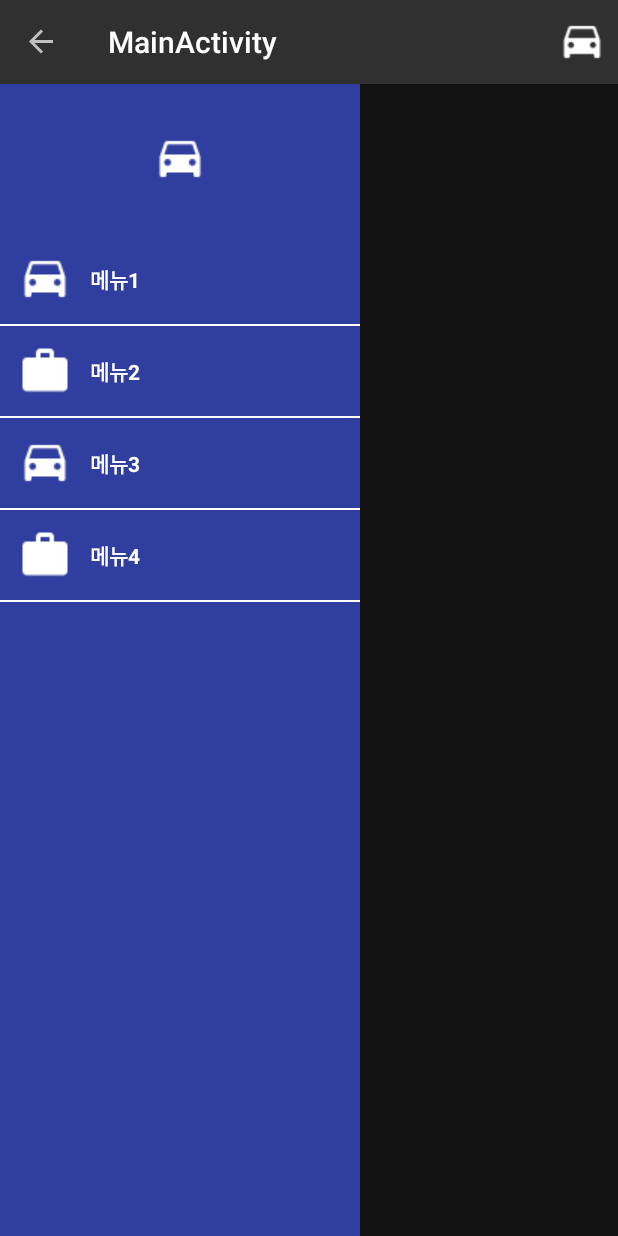
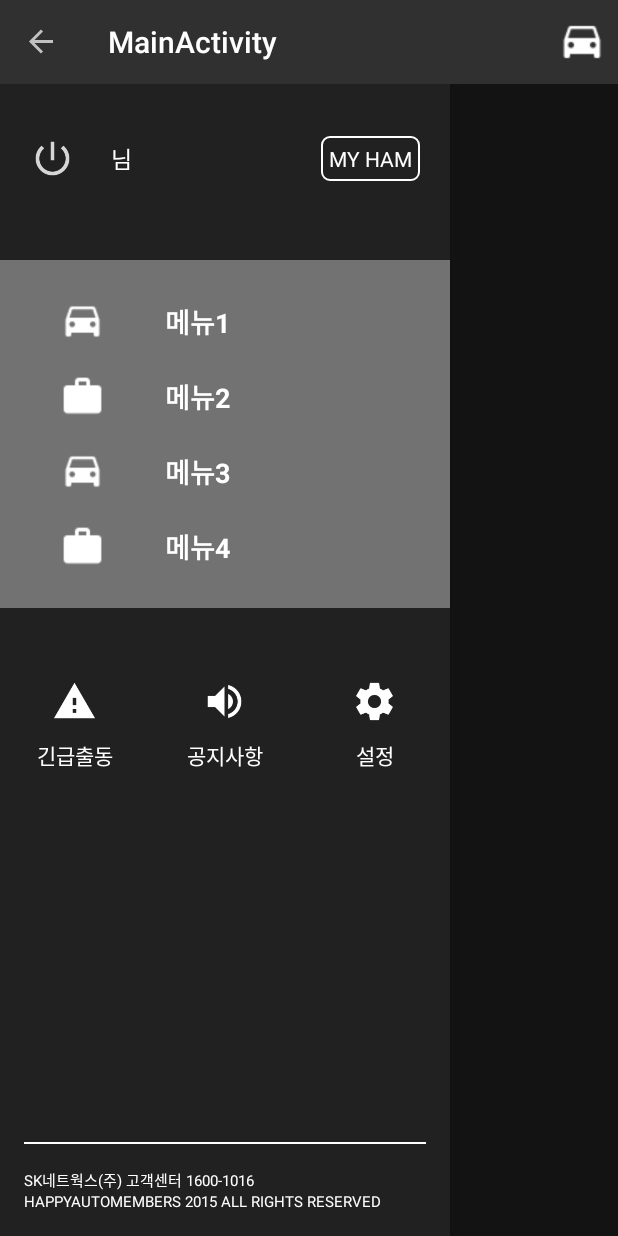
Before and after one commit to BungFish/test, an Android app: the screen it shows after launch (MainActivity), with the side drawer open, on a phone screen of 412 x 824 dp. Run offline under Robolectric (Android 15) with nearby library versions, the phone set to English and light mode, and no system bars.

Commit message:
dialog, recyclerview

```diff
--- /dev/null
+++ b/app/src/main/res/drawable/rectangle_border.xml
@@ -0,0 +1,25 @@
+<?xml version="1.0" encoding="utf-8"?>
+<shape
+    xmlns:android="http://schemas.android.com/apk/res/android"
+    android:shape="rectangle">
+
+    <!-- view border color and width -->
+    <stroke
+        android:width="1dp"
+        android:color="@color/icons" >
+    </stroke>
+
+    <!-- If you want to add some padding -->
+    <padding
+        android:left="4dp"
+        android:top="4dp"
+        android:right="4dp"
+        android:bottom="4dp"    >
+    </padding>
+
+    <!-- Here is the corner radius -->
+    <corners
+        android:radius="5dp"   >
+    </corners>
+
+</shape>
--- a/app/src/main/res/layout/custom_row.xml
+++ b/app/src/main/res/layout/custom_row.xml
@@ -14,9 +14,12 @@
 
         <ImageView
             android:id="@+id/listIcon"
-            android:layout_width="wrap_content"
-            android:layout_height="wrap_content"
-            android:padding="12dp"
+            android:layout_width="30dp"
+            android:layout_height="30dp"
+            android:layout_marginLeft="24dp"
+            android:layout_marginRight="40dp"
+            android:layout_marginTop="10dp"
+            android:layout_marginBottom="10dp"
             android:src="@drawable/ic_drive_eta_white_24dp"/>
 
         <TextView
@@ -24,14 +27,10 @@
             android:layout_width="wrap_content"
             android:layout_height="wrap_content"
             android:textColor="@color/icons"
+            android:textSize="18dp"
             android:textStyle="bold"
             android:text="Dummy Text" />
 
     </LinearLayout>
 
-    <LinearLayout
-        android:layout_width="match_parent"
-        android:layout_height="1dp"
-        android:background="@color/icons"></LinearLayout>
-
 </LinearLayout>
--- a/app/src/main/res/layout/fragment_navigation_drawer.xml
+++ b/app/src/main/res/layout/fragment_navigation_drawer.xml
@@ -1,17 +1,25 @@
-<RelativeLayout xmlns:android="http://schemas.android.com/apk/res/android"
+<LinearLayout xmlns:android="http://schemas.android.com/apk/res/android"
     xmlns:tools="http://schemas.android.com/tools"
     android:layout_width="@dimen/nav_drawer_width"
     android:layout_height="match_parent"
-    android:background="@color/primary_dark"
+    android:background="@color/primary_text"
     android:id="@+id/fragment_navigation_drawer"
+    android:orientation="vertical"
     tools:context="com.example.young_jin.fragments.NavigationDrawerFragment">
 
     <LinearLayout
         android:id="@+id/containerDrawerImage"
-        android:background="@color/primary_dark"
+        android:background="@color/primary_text"
         android:layout_width="match_parent"
         android:layout_height="100dp"
-        android:gravity="center">
+        android:gravity="center_vertical">
+
+        <ImageView
+            android:layout_width="30dp"
+            android:layout_height="30dp"
+            android:layout_margin="20dp"
+            android:tint="@color/red"
+            android:src="@drawable/ic_power_settings_new_white_24dp" />
 
         <TextView
             android:layout_width="wrap_content"
@@ -19,23 +27,173 @@
             android:text="admin"
             android:textColor="@color/icons"
             android:textSize="20dp"
-            android:gravity="center"
             android:id="@+id/username"/>
 
-        <ImageView
-            android:padding="10dp"
+        <TextView
             android:layout_width="wrap_content"
             android:layout_height="wrap_content"
-            android:src="@drawable/ic_drive_eta_white_24dp" />
+            android:text=" 님"
+            android:textSize="15dp"
+            android:textColor="@color/icons"
+            android:id="@+id/textView6" />
+
+        <LinearLayout
+            android:orientation="vertical"
+            android:layout_width="match_parent"
+            android:layout_height="match_parent"
+            android:gravity="center_vertical">
+
+            <TextView
+                android:layout_width="wrap_content"
+                android:layout_height="wrap_content"
+                android:text="MY HAM"
+                android:textColor="@color/icons"
+                android:layout_gravity="right"
+                android:padding="5dp"
+                android:layout_marginRight="20dp"
+                android:background="@drawable/rectangle_border"
+                android:id="@+id/textView7" />
+        </LinearLayout>
 
     </LinearLayout>
 
-    <android.support.v7.widget.RecyclerView
-        android:layout_below="@+id/containerDrawerImage"
-        android:id="@+id/drawerList"
+    <LinearLayout
+        android:orientation="vertical"
         android:layout_width="match_parent"
-        android:layout_height="wrap_content">
+        android:layout_gravity="center"
+        android:gravity="center"
+        android:layout_height="0dp"
+        android:layout_weight="0.4">
 
-    </android.support.v7.widget.RecyclerView>
+        <android.support.v7.widget.RecyclerView
+            android:background="@color/secondary_text"
+            android:layout_below="@+id/containerDrawerImage"
+            android:id="@+id/drawerList"
+            android:gravity="center"
+            android:layout_gravity="center"
+            android:layout_width="match_parent"
+            android:layout_height="wrap_content"
+            android:padding="16dp">
 
-</RelativeLayout>
+        </android.support.v7.widget.RecyclerView>
+    </LinearLayout>
+
+    <LinearLayout
+        android:layout_below="@+id/drawerList"
+        android:orientation="horizontal"
+        android:layout_width="match_parent"
+        android:layout_height="0dp"
+        android:layout_weight="0.3">
+
+        <LinearLayout
+            android:orientation="vertical"
+            android:layout_width="match_parent"
+            android:layout_height="match_parent"
+            android:gravity="center_horizontal"
+            android:layout_weight="1">
+
+            <ImageView
+                android:layout_width="30dp"
+                android:layout_height="30dp"
+                android:layout_marginTop="30dp"
+                android:layout_marginBottom="10dp"
+                android:src="@drawable/ic_report_problem_white_24dp"
+                android:id="@+id/imageView2" />
+
+            <TextView
+                android:layout_width="wrap_content"
+                android:layout_height="wrap_content"
+                android:textColor="@color/icons"
+                android:text="긴급출동"
+                android:id="@+id/textView" />
+
+        </LinearLayout>
+
+        <LinearLayout
+            android:orientation="vertical"
+            android:layout_width="match_parent"
+            android:layout_height="match_parent"
+            android:gravity="center_horizontal"
+            android:layout_weight="1">
+
+            <ImageView
+                android:layout_width="30dp"
+                android:layout_height="30dp"
+                android:layout_marginTop="30dp"
+                android:layout_marginBottom="10dp"
+                android:src="@drawable/ic_volume_up_white_24dp"
+                android:id="@+id/imageView3" />
+
+            <TextView
+                android:layout_width="wrap_content"
+                android:layout_height="wrap_content"
+                android:textColor="@color/icons"
+                android:text="공지사항"
+                android:id="@+id/textView4" />
+
+        </LinearLayout>
+
+        <LinearLayout
+            android:orientation="vertical"
+            android:layout_width="match_parent"
+            android:layout_height="match_parent"
+            android:gravity="center_horizontal"
+            android:layout_weight="1">
+
+            <ImageView
+                android:layout_width="30dp"
+                android:layout_height="30dp"
+                android:layout_marginTop="30dp"
+                android:layout_marginBottom="10dp"
+                android:src="@drawable/ic_settings_white_24dp"
+                android:id="@+id/imageView4" />
+
+            <TextView
+                android:layout_width="wrap_content"
+                android:layout_height="wrap_content"
+                android:textColor="@color/icons"
+                android:text="설정"
+                android:id="@+id/textView5" />
+
+        </LinearLayout>
+    </LinearLayout>
+
+    <LinearLayout
+        android:orientation="vertical"
+        android:layout_width="match_parent"
+        android:gravity="bottom"
+        android:layout_height="0dp"
+        android:layout_weight="0.3">
+
+        <LinearLayout
+            android:orientation="vertical"
+            android:layout_width="match_parent"
+            android:layout_height="1dp"
+            android:layout_marginLeft="16dp"
+            android:layout_marginRight="16dp"
+            android:background="@color/icons">
+        </LinearLayout>
+
+        <LinearLayout
+            android:orientation="vertical"
+            android:layout_width="match_parent"
+            android:layout_height="wrap_content"
+            android:layout_margin="16dp">
+
+            <TextView
+                android:layout_width="wrap_content"
+                android:layout_height="wrap_content"
+                android:textColor="@color/icons"
+                android:textSize="10dp"
+                android:text="SK네트웍스(주) 고객센터 1600-1016" />
+
+            <TextView
+                android:layout_width="wrap_content"
+                android:layout_height="wrap_content"
+                android:textColor="@color/icons"
+                android:textSize="10dp"
+                android:text="HAPPYAUTOMEMBERS 2015 ALL RIGHTS RESERVED" />
+        </LinearLayout>
+    </LinearLayout>
+
+</LinearLayout>
--- a/app/src/main/res/values/dimens.xml
+++ b/app/src/main/res/values/dimens.xml
@@ -2,5 +2,5 @@
     <!-- Default screen margins, per the Android Design guidelines. -->
     <dimen name="activity_horizontal_margin">16dp</dimen>
     <dimen name="activity_vertical_margin">16dp</dimen>
-    <dimen name="nav_drawer_width">240dp</dimen>
+    <dimen name="nav_drawer_width">300dp</dimen>
 </resources>
```
Also changed, not shown: app/src/main/res/drawable/ic_credit_card_white_24dp.png (added), app/src/main/res/drawable/ic_home_white_24dp.png (added), app/src/main/res/drawable/ic_more_vert_white_24dp.png (added), app/src/main/res/drawable/ic_place_white_24dp.png (added), app/src/main/res/drawable/ic_power_settings_new_white_24dp.png (added), app/src/main/res/drawable/ic_report_problem_white_24dp.png (added), app/src/main/res/drawable/ic_settings_white_24dp.png (added), app/src/main/res/drawable/ic_volume_up_white_24dp.png (added).
